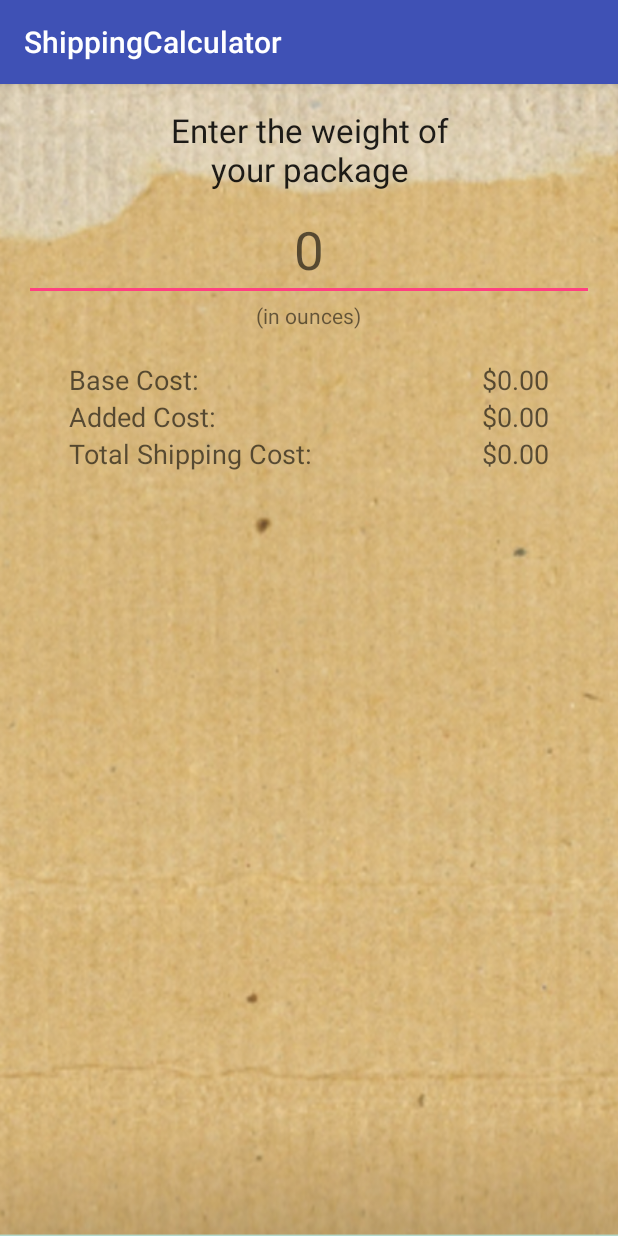
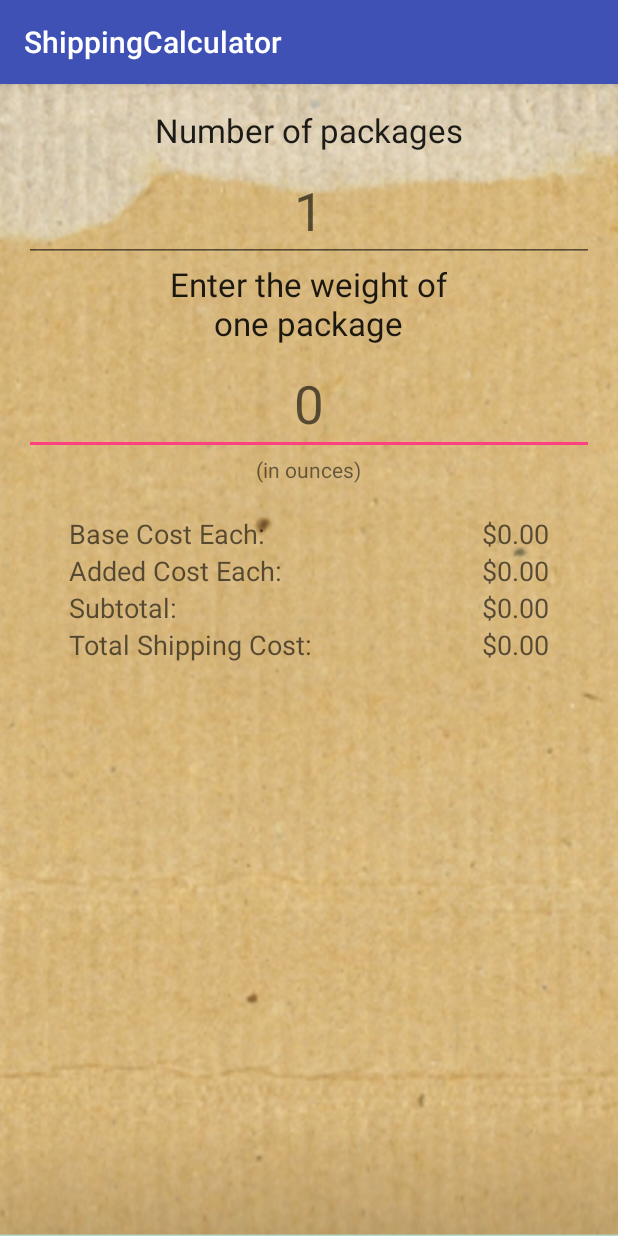
Before and after one commit to annguyendang14/shippingcalculator, an Android app: the screen it shows after launch (MyActivity), on a phone screen of 412 x 824 dp. Run offline under Robolectric (Android 15) with nearby library versions, the phone set to English and light mode, and no system bars.

Commit message:
do the 8/10 version (add number of package + subtotal)

```diff
--- a/app/src/main/java/com/example/annguyendang14/shippingcalculator/MyActivity.java
+++ b/app/src/main/java/com/example/annguyendang14/shippingcalculator/MyActivity.java
@@ -11,10 +11,14 @@ public class MyActivity extends AppCompatActivity {
 
     private ShipItem shipItem;
 
+
     private EditText weightET;
+    private EditText numET;
     private TextView baseCostTV;
     private TextView addedCostTV;
+    private TextView subtotalTV;
     private TextView totalCostTV;
+    private int numPackage;
 
     @Override
     protected void onCreate(Bundle savedInstanceState) {
@@ -23,11 +27,15 @@ public class MyActivity extends AppCompatActivity {
 
         shipItem = new ShipItem();
         weightET = (EditText) findViewById(R.id.editText1);
+        numET = (EditText) findViewById(R.id.editText0);
         baseCostTV = (TextView) findViewById(R.id.textView4);
         addedCostTV = (TextView) findViewById(R.id.textView6);
-        totalCostTV = (TextView) findViewById(R.id.textView8);
+        subtotalTV = (TextView) findViewById(R.id.textView8);
+        totalCostTV = (TextView) findViewById(R.id.textView10);
 
         weightET.addTextChangedListener(weightTextWatcher);
+        numET.addTextChangedListener(numTextWatcher);
+        numPackage = 1;
     }
 
     private TextWatcher weightTextWatcher = new TextWatcher() {
@@ -52,10 +60,34 @@ public class MyActivity extends AppCompatActivity {
         }
     };
 
+    private TextWatcher numTextWatcher = new TextWatcher() {
+        @Override
+        public void beforeTextChanged(CharSequence s, int start, int count, int after) {
+
+        }
+
+        @Override
+        public void onTextChanged(CharSequence s, int start, int before, int count) {
+
+            try {
+                numPackage = (int) Double.parseDouble(s.toString());
+            } catch (NumberFormatException e){
+                numPackage = 1;
+            }
+            displayShipping();
+        }
+
+        @Override
+        public void afterTextChanged(Editable s) {
+
+        }
+    };
+
     private void displayShipping(){
         baseCostTV.setText("$" + String.format("%.02f",shipItem.getmBaseCost()));
         addedCostTV.setText("$" + String.format("%.02f",shipItem.getmAddedCost()));
-        totalCostTV.setText("$" + String.format("%.02f",shipItem.getmTotalCost()));
+        subtotalTV.setText("$" + String.format("%.02f",shipItem.getmTotalCost()));
+        totalCostTV.setText("$"+String.format("%.02f",shipItem.getmTotalCost()*numPackage));
     }
 
 
--- a/app/src/main/res/layout/activity_my.xml
+++ b/app/src/main/res/layout/activity_my.xml
@@ -4,36 +4,63 @@
     xmlns:tools="http://schemas.android.com/tools"
     android:layout_width="match_parent"
     android:layout_height="match_parent"
+    android:background="@drawable/shippingbck"
+    android:paddingBottom="@dimen/activity_vertical_margin"
     android:paddingLeft="@dimen/activity_horizontal_margin"
     android:paddingRight="@dimen/activity_horizontal_margin"
     android:paddingTop="@dimen/activity_vertical_margin"
-    android:paddingBottom="@dimen/activity_vertical_margin"
-    android:background="@drawable/shippingbck"
     tools:context="com.example.annguyendang14.shippingcalculator.MyActivity">
 
     <TextView
-        android:id="@+id/textView1"
+        android:id="@+id/textView0"
         android:layout_width="fill_parent"
         android:layout_height="wrap_content"
         android:layout_alignParentTop="true"
         android:layout_centerHorizontal="true"
+        android:gravity="center_horizontal"
+        android:text="@string/num_pack"
+        android:textAppearance="?android:attr/textAppearanceLarge" />
+
+    <EditText
+        android:id="@+id/editText0"
+        android:layout_width="wrap_content"
+        android:layout_height="wrap_content"
+        android:layout_below="@+id/textView0"
+        android:layout_centerHorizontal="true"
+        android:layout_marginTop="5dp"
+        android:ems="10"
+        android:gravity="center_vertical|center_horizontal"
+        android:hint="@string/one"
+        android:inputType="number"
+        android:selectAllOnFocus="true"
+        android:textSize="35sp">
+
+        <requestFocus />
+    </EditText>
+
+    <TextView
+        android:id="@+id/textView1"
+        android:layout_width="wrap_content"
+        android:layout_height="wrap_content"
+        android:layout_below="@id/editText0"
+        android:layout_centerHorizontal="true"
+        android:gravity="center_horizontal"
         android:text="@string/weightLBL"
-        android:textAppearance="?android:attr/textAppearanceLarge"
-        android:gravity="center_horizontal"/>
+        android:textAppearance="?android:attr/textAppearanceLarge" />
 
     <EditText
         android:id="@+id/editText1"
         android:layout_width="wrap_content"
         android:layout_height="wrap_content"
         android:layout_below="@+id/textView1"
-        android:layout_centerHorizontal="true"
         android:layout_marginTop="5dp"
         android:ems="10"
         android:gravity="center_vertical|center_horizontal"
+        android:hint="@string/zero"
         android:inputType="number"
         android:selectAllOnFocus="true"
-        android:textSize="35sp"
-        android:hint="@string/zero">
+        android:textSize="35sp">
+
         <requestFocus />
     </EditText>
 
@@ -44,7 +71,7 @@
         android:layout_below="@id/editText1"
         android:layout_centerHorizontal="true"
         android:text="@string/ouncesLBL"
-        android:textAppearance="?android:attr/textAppearanceSmall"/>
+        android:textAppearance="?android:attr/textAppearanceSmall" />
 
     <TextView
         android:id="@+id/textView3"
@@ -55,7 +82,7 @@
         android:layout_marginTop="40dp"
         android:paddingLeft="@dimen/output_margin_buffer"
         android:text="@string/baseLBL"
-        android:textAppearance="?android:attr/textAppearanceMedium"/>
+        android:textAppearance="?android:attr/textAppearanceMedium" />
 
     <TextView
         android:id="@+id/textView4"
@@ -66,7 +93,7 @@
         android:layout_alignParentRight="true"
         android:paddingRight="@dimen/output_margin_buffer"
         android:text="@string/zeroDec"
-        android:textAppearance="?android:attr/textAppearanceMedium"/>
+        android:textAppearance="?android:attr/textAppearanceMedium" />
 
     <TextView
         android:id="@+id/textView5"
@@ -76,7 +103,7 @@
         android:layout_below="@id/textView3"
         android:paddingLeft="@dimen/output_margin_buffer"
         android:text="@string/addCostLBL"
-        android:textAppearance="?android:attr/textAppearanceMedium"/>
+        android:textAppearance="?android:attr/textAppearanceMedium" />
 
     <TextView
         android:id="@+id/textView6"
@@ -87,7 +114,9 @@
         android:layout_alignParentRight="true"
         android:paddingRight="@dimen/output_margin_buffer"
         android:text="@string/zeroDec"
-        android:textAppearance="?android:attr/textAppearanceMedium"/>
+        android:textAppearance="?android:attr/textAppearanceMedium" />
+
+
     <TextView
         android:id="@+id/textView7"
         android:layout_width="wrap_content"
@@ -95,8 +124,8 @@
         android:layout_alignParentLeft="true"
         android:layout_below="@id/textView5"
         android:paddingLeft="@dimen/output_margin_buffer"
-        android:text="@string/totalLBL"
-        android:textAppearance="?android:attr/textAppearanceMedium"/>
+        android:text="@string/subtotalLBL"
+        android:textAppearance="?android:attr/textAppearanceMedium" />
 
     <TextView
         android:id="@+id/textView8"
@@ -107,7 +136,30 @@
         android:layout_alignParentRight="true"
         android:paddingRight="@dimen/output_margin_buffer"
         android:text="@string/zeroDec"
-        android:textAppearance="?android:attr/textAppearanceMedium"/>
+        android:textAppearance="?android:attr/textAppearanceMedium" />
+
+    <TextView
+        android:id="@+id/textView9"
+        android:layout_width="wrap_content"
+        android:layout_height="wrap_content"
+        android:layout_alignParentLeft="true"
+        android:layout_below="@id/textView7"
+        android:paddingLeft="@dimen/output_margin_buffer"
+        android:text="@string/totalLBL"
+        android:textAppearance="?android:attr/textAppearanceMedium" />
+
+    <TextView
+        android:id="@+id/textView10"
+        android:layout_width="wrap_content"
+        android:layout_height="wrap_content"
+        android:layout_alignBaseline="@id/textView9"
+        android:layout_alignBottom="@id/textView9"
+        android:layout_alignParentRight="true"
+        android:paddingRight="@dimen/output_margin_buffer"
+        android:text="@string/zeroDec"
+        android:textAppearance="?android:attr/textAppearanceMedium" />
+
+
 
 
 </RelativeLayout>
--- a/app/src/main/res/values/strings.xml
+++ b/app/src/main/res/values/strings.xml
@@ -2,11 +2,14 @@
     <string name="app_name">ShippingCalculator</string>
     <string name="hello_world">Hello world!</string>
     <string name="action_setting">Settings</string>
-    <string name="weightLBL">Enter the weight of\nyour package</string>
+    <string name="weightLBL">Enter the weight of\none package</string>
     <string name="ouncesLBL">(in ounces)</string>
-    <string name="baseLBL">Base Cost:</string>
-    <string name="addCostLBL">Added Cost:</string>
+    <string name="baseLBL">Base Cost Each:</string>
+    <string name="addCostLBL">Added Cost Each:</string>
     <string name="totalLBL">Total Shipping Cost:</string>
     <string name="zeroDec">$0.00</string>
     <string name="zero">0</string>
+    <string name="num_pack">Number of packages</string>
+    <string name="subtotalLBL">Subtotal:</string>
+    <string name="one">1</string>
 </resources>
```
